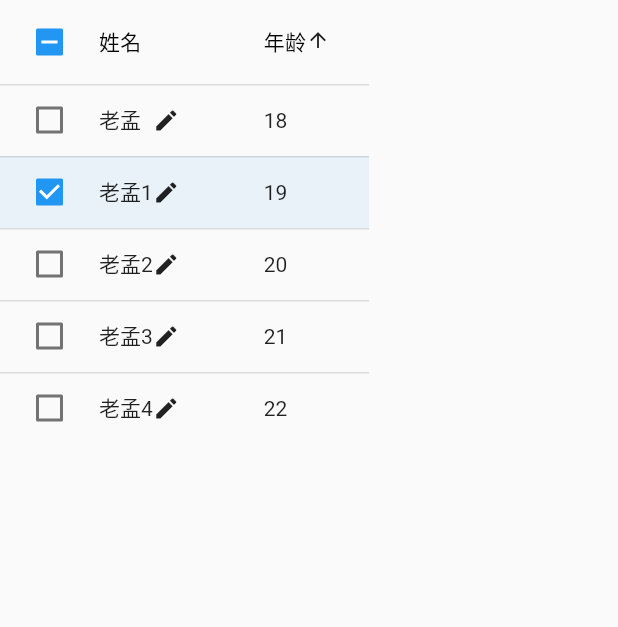
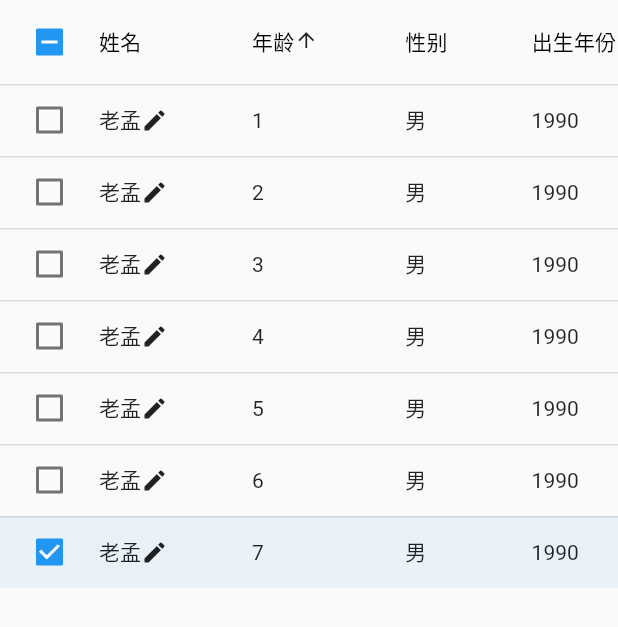
Before and after one commit to kongfanwu/FlutterDemo, a Flutter app: what dataTableClass() shows on an empty page, opened directly, on a phone screen of 412 x 824 dp. Shown: the top 627 px of the screen. Run offline on Flutter 3.47's test engine with Material 2 defaults, Android fonts, the light colour scheme and no system bars.

Commit message:
add dataTableClass.dart

```diff
--- a/alutter_app/lib/dataTableClass.dart
+++ b/alutter_app/lib/dataTableClass.dart
@@ -1,4 +1,15 @@
 import 'package:flutter/material.dart';
+
+class User {
+  User(this.name, this.age, this.aaa, this.year, this.month, {this.selected = false});
+
+  String name;
+  int age;
+  bool selected;
+  String aaa;
+  String month;
+  String year;
+}
 
 // ignore: camel_case_types
 class dataTableClass extends StatefulWidget {
@@ -11,19 +22,17 @@ class _dataTableClassState extends State<dataTableClass> {
   var _sortAscending = true;
 
   List<User> data = [
-    User('老孟', 18),
-    User('老孟1', 19,selected: true),
-    User('老孟2', 20),
-    User('老孟3', 21),
-    User('老孟4', 22),
+    User('老孟', 1, '男',  '1990', '5'),
+    User('老孟', 2, '男',  '1990', '5'),
+    User('老孟', 3, '男',  '1990', '5'),
+    User('老孟', 4, '男',  '1990', '5'),
+    User('老孟', 5, '男',  '1990', '5'),
+    User('老孟', 6, '男',  '1990', '5'),
+    User('老孟', 7, '男',  '1990', '5',selected: true),
   ];
-
-
 
   @override
   Widget build(BuildContext context) {
-
-
 
     List<DataRow> dateRows = [];
     for (int i = 0; i < data.length; i++) {
@@ -43,11 +52,16 @@ class _dataTableClassState extends State<dataTableClass> {
 //              placeholder: true // 灰色显示
           ),
           DataCell(Text('${data[i].age}')),
+          DataCell(Text('${data[i].aaa}')),
+          DataCell(Text('${data[i].year}')),
+          DataCell(Text('${data[i].month}')),
         ],
       ));
     }
 
-    return DataTable(
+    return SingleChildScrollView(
+      scrollDirection: Axis.horizontal,
+      child: DataTable(
           sortColumnIndex: 1,
           sortAscending: _sortAscending,
           columns: [
@@ -63,10 +77,15 @@ class _dataTableClassState extends State<dataTableClass> {
                       data.sort((a, b) => b.age.compareTo(a.age));
                     }
                   });
-
                 }
             ),
-    ], rows: dateRows);
+            DataColumn(label: Text('性别')),
+            DataColumn(label: Text('出生年份')),
+            DataColumn(label: Text('出生月份')),
+          ], rows: dateRows),
+    );
+
+
 
 //    return DataTable(
 //      sortColumnIndex: 1,
@@ -101,12 +120,3 @@ class _dataTableClassState extends State<dataTableClass> {
 //    );
   }
 }
-
-
-class User {
-  User(this.name, this.age, {this.selected = false});
-
-  String name;
-  int age;
-  bool selected;
-}
```
Lines whose indentation alone changed are shown as unchanged.
